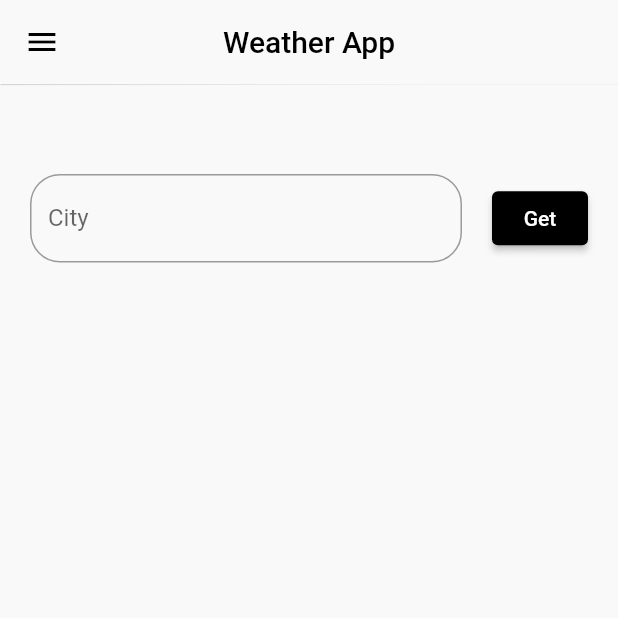
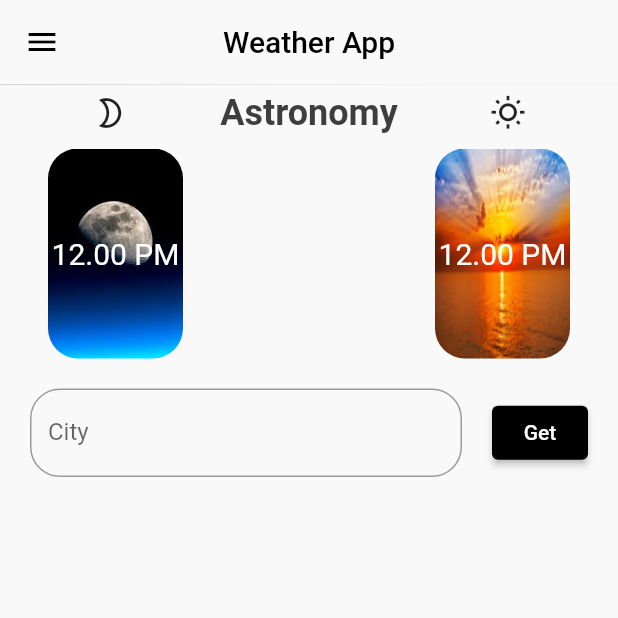
Before and after one commit to eryklorenc/weather_api, a Flutter app: the screen it shows after launch, on a phone screen of 412 x 824 dp, the top half of it. Run offline on Flutter 3.47's test engine with Material 2 defaults, Android fonts, the phone set to English and light mode, and no system bars; our stand-ins replace bloc, dio, flutter_bloc.

Commit message:
Add astronomy content

```diff
--- a/lib/home/home.dart
+++ b/lib/home/home.dart
@@ -5,6 +5,7 @@ import 'package:weather_api/data/remote_data_sources/weather_remote_data_source.
 import 'package:weather_api/home/cubit/home_cubit.dart';
 import 'package:weather_api/repositories/weather_repository.dart';
 import 'package:weather_api/widgets/additional_information.dart';
+import 'package:weather_api/widgets/astronomy.dart';
 import 'package:weather_api/widgets/display_weather.dart';
 import 'package:weather_api/widgets/search.dart';
 
@@ -68,7 +69,7 @@ class _HomeState extends State<Home> {
                           weatherModel: weatherModel,
                         ),
                       const SizedBox(
-                        height: 10,
+                        height: 5,
                       ),
                       if (weatherModel != null)
                         const Text(
@@ -82,8 +83,26 @@ class _HomeState extends State<Home> {
                         AdditionalInformation(
                           weatherModel: weatherModel,
                         ),
+                      Row(
+                        mainAxisAlignment: MainAxisAlignment.spaceEvenly,
+                        children: const [
+                          Icon(Icons.mode_night_outlined),
+                          Text(
+                            'Astronomy',
+                            style: TextStyle(
+                                fontSize: 24,
+                                color: Color(0xdd212121),
+                                fontWeight: FontWeight.bold),
+                          ),
+                          Icon(Icons.wb_sunny_outlined)
+                        ],
+                      ),
                       const SizedBox(
-                        height: 50,
+                        height: 10,
+                      ),
+                      const Astronomy(),
+                      const SizedBox(
+                        height: 20,
                       ),
                       Search(),
                     ],
--- /dev/null
+++ b/lib/widgets/astronomy.dart
@@ -0,0 +1,59 @@
+import 'package:flutter/material.dart';
+
+class Astronomy extends StatelessWidget {
+  const Astronomy({
+    super.key,
+  });
+
+  @override
+  Widget build(BuildContext context) {
+    return Row(
+      mainAxisAlignment: MainAxisAlignment.spaceAround,
+      children: [
+        Container(
+          height: 140.0,
+          width: 90.0,
+          decoration: const BoxDecoration(
+            borderRadius: BorderRadius.all(
+              Radius.circular(20),
+            ),
+            image: DecorationImage(
+              image: AssetImage('assets/moonrise.jpg'),
+              fit: BoxFit.fill,
+            ),
+          ),
+          child: const Center(
+            child: Text(
+              '12.00 PM',
+              style: TextStyle(color: Colors.white, fontSize: 20),
+              textAlign: TextAlign.center,
+            ),
+          ),
+        ),
+        const SizedBox(
+          width: 40,
+        ),
+        Container(
+          height: 140.0,
+          width: 90.0,
+          decoration: const BoxDecoration(
+            borderRadius: BorderRadius.all(
+              Radius.circular(20),
+            ),
+            image: DecorationImage(
+              image: AssetImage('assets/sunrise.jpg'),
+              fit: BoxFit.fill,
+            ),
+          ),
+          child: const Center(
+            child: Text(
+              '12.00 PM',
+              style: TextStyle(color: Colors.white, fontSize: 20),
+              textAlign: TextAlign.center,
+            ),
+          ),
+        ),
+      ],
+    );
+  }
+}
--- a/pubspec.yaml
+++ b/pubspec.yaml
@@ -61,9 +61,8 @@ flutter:
   uses-material-design: true
 
   # To add assets to your application, add an assets section, like this:
-  # assets:
-  #   - images/a_dot_burr.jpeg
-  #   - images/a_dot_ham.jpeg
+  assets:
+    - assets/
 
   # An image asset can refer to one or more resolution-specific "variants", see
   # https://flutter.dev/assets-and-images/#resolution-aware
```
Also changed, not shown: assets/moonrise.jpg (added), assets/sunrise.jpg (added).
